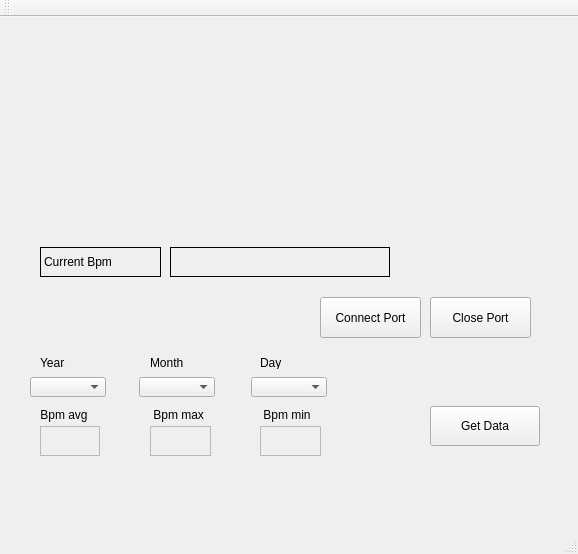
First picture: the form in mainwindow.ui, repository twowings1029/Real_pro, before the edit.
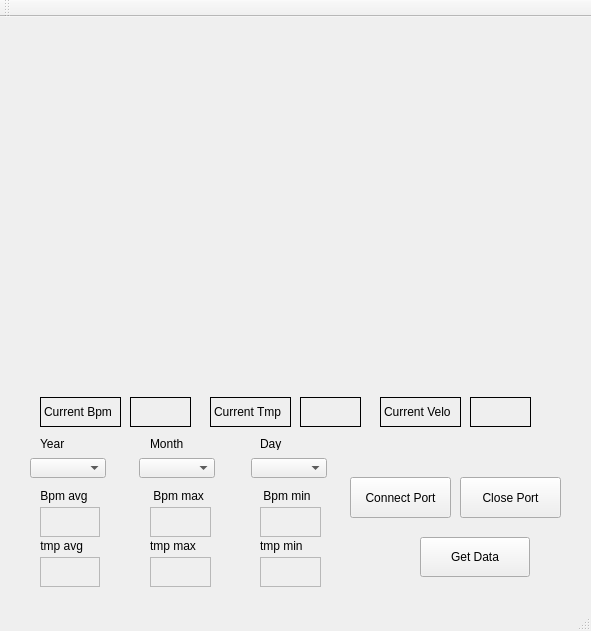
Second picture: the form after the edit. Custom widgets are drawn as their Qt base class.

The edit to the form file:
```diff
--- a/mainwindow.ui
+++ b/mainwindow.ui
@@ -6,8 +6,8 @@
    <rect>
     <x>0</x>
     <y>0</y>
-    <width>578</width>
-    <height>554</height>
+    <width>591</width>
+    <height>631</height>
    </rect>
   </property>
   <property name="windowTitle">
@@ -17,8 +17,8 @@
    <widget class="QPushButton" name="Connect_Port">
     <property name="geometry">
      <rect>
-      <x>320</x>
-      <y>280</y>
+      <x>350</x>
+      <y>460</y>
       <width>101</width>
       <height>41</height>
      </rect>
@@ -30,8 +30,8 @@
    <widget class="QPushButton" name="Close_port">
     <property name="geometry">
      <rect>
-      <x>430</x>
-      <y>280</y>
+      <x>460</x>
+      <y>460</y>
       <width>101</width>
       <height>41</height>
      </rect>
@@ -44,8 +44,8 @@
     <property name="geometry">
      <rect>
       <x>40</x>
-      <y>230</y>
-      <width>121</width>
+      <y>380</y>
+      <width>81</width>
       <height>30</height>
      </rect>
     </property>
@@ -59,9 +59,9 @@
    <widget class="QLabel" name="bpm_label">
     <property name="geometry">
      <rect>
-      <x>170</x>
-      <y>230</y>
-      <width>220</width>
+      <x>130</x>
+      <y>380</y>
+      <width>61</width>
       <height>30</height>
      </rect>
     </property>
@@ -75,8 +75,8 @@
    <widget class="QPushButton" name="pushButton">
     <property name="geometry">
      <rect>
-      <x>430</x>
-      <y>389</y>
+      <x>420</x>
+      <y>520</y>
       <width>110</width>
       <height>40</height>
      </rect>
@@ -89,7 +89,7 @@
     <property name="geometry">
      <rect>
       <x>30</x>
-      <y>360</y>
+      <y>441</y>
       <width>76</width>
       <height>20</height>
      </rect>
@@ -99,7 +99,7 @@
     <property name="geometry">
      <rect>
       <x>139</x>
-      <y>360</y>
+      <y>441</y>
       <width>76</width>
       <height>20</height>
      </rect>
@@ -109,7 +109,7 @@
     <property name="geometry">
      <rect>
       <x>251</x>
-      <y>360</y>
+      <y>441</y>
       <width>76</width>
       <height>20</height>
      </rect>
@@ -119,7 +119,7 @@
     <property name="geometry">
      <rect>
       <x>40</x>
-      <y>340</y>
+      <y>421</y>
       <width>56</width>
       <height>12</height>
      </rect>
@@ -132,7 +132,7 @@
     <property name="geometry">
      <rect>
       <x>150</x>
-      <y>340</y>
+      <y>421</y>
       <width>56</width>
       <height>12</height>
      </rect>
@@ -145,7 +145,7 @@
     <property name="geometry">
      <rect>
       <x>260</x>
-      <y>340</y>
+      <y>421</y>
       <width>56</width>
       <height>12</height>
      </rect>
@@ -158,7 +158,7 @@
     <property name="geometry">
      <rect>
       <x>37</x>
-      <y>390</y>
+      <y>471</y>
       <width>53</width>
       <height>16</height>
      </rect>
@@ -171,7 +171,7 @@
     <property name="geometry">
      <rect>
       <x>40</x>
-      <y>409</y>
+      <y>490</y>
       <width>60</width>
       <height>30</height>
      </rect>
@@ -187,7 +187,7 @@
     <property name="geometry">
      <rect>
       <x>150</x>
-      <y>390</y>
+      <y>471</y>
       <width>58</width>
       <height>16</height>
      </rect>
@@ -200,7 +200,7 @@
     <property name="geometry">
      <rect>
       <x>260</x>
-      <y>390</y>
+      <y>471</y>
       <width>54</width>
       <height>16</height>
      </rect>
@@ -213,7 +213,7 @@
     <property name="geometry">
      <rect>
       <x>150</x>
-      <y>409</y>
+      <y>490</y>
       <width>61</width>
       <height>30</height>
      </rect>
@@ -229,7 +229,7 @@
     <property name="geometry">
      <rect>
       <x>260</x>
-      <y>409</y>
+      <y>490</y>
       <width>61</width>
       <height>30</height>
      </rect>
@@ -245,12 +245,173 @@
     <property name="geometry">
      <rect>
       <x>40</x>
-      <y>20</y>
-      <width>471</width>
-      <height>181</height>
+      <y>10</y>
+      <width>490</width>
+      <height>180</height>
      </rect>
     </property>
    </widget>
+   <widget class="QLabel" name="tmp_label">
+    <property name="geometry">
+     <rect>
+      <x>300</x>
+      <y>380</y>
+      <width>61</width>
+      <height>30</height>
+     </rect>
+    </property>
+    <property name="frameShape">
+     <enum>QFrame::Box</enum>
+    </property>
+    <property name="text">
+     <string/>
+    </property>
+   </widget>
+   <widget class="QLabel" name="label_8">
+    <property name="geometry">
+     <rect>
+      <x>210</x>
+      <y>380</y>
+      <width>81</width>
+      <height>30</height>
+     </rect>
+    </property>
+    <property name="frameShape">
+     <enum>QFrame::Box</enum>
+    </property>
+    <property name="text">
+     <string>Current Tmp</string>
+    </property>
+   </widget>
+   <widget class="QLabel" name="velo_label">
+    <property name="geometry">
+     <rect>
+      <x>470</x>
+      <y>380</y>
+      <width>61</width>
+      <height>30</height>
+     </rect>
+    </property>
+    <property name="frameShape">
+     <enum>QFrame::Box</enum>
+    </property>
+    <property name="text">
+     <string/>
+    </property>
+   </widget>
+   <widget class="QLabel" name="label_9">
+    <property name="geometry">
+     <rect>
+      <x>380</x>
+      <y>380</y>
+      <width>81</width>
+      <height>30</height>
+     </rect>
+    </property>
+    <property name="frameShape">
+     <enum>QFrame::Box</enum>
+    </property>
+    <property name="text">
+     <string>Current Velo</string>
+    </property>
+   </widget>
+   <widget class="QCustomPlot" name="tmp_plot" native="true">
+    <property name="geometry">
+     <rect>
+      <x>40</x>
+      <y>190</y>
+      <width>490</width>
+      <height>180</height>
+     </rect>
+    </property>
+   </widget>
+   <widget class="QLabel" name="label_10">
+    <property name="geometry">
+     <rect>
+      <x>37</x>
+      <y>521</y>
+      <width>53</width>
+      <height>16</height>
+     </rect>
+    </property>
+    <property name="text">
+     <string> tmp avg</string>
+    </property>
+   </widget>
+   <widget class="QLabel" name="label_11">
+    <property name="geometry">
+     <rect>
+      <x>260</x>
+      <y>521</y>
+      <width>54</width>
+      <height>16</height>
+     </rect>
+    </property>
+    <property name="text">
+     <string>tmp min</string>
+    </property>
+   </widget>
+   <widget class="QLabel" name="tmp_max_label">
+    <property name="geometry">
+     <rect>
+      <x>150</x>
+      <y>540</y>
+      <width>61</width>
+      <height>30</height>
+     </rect>
+    </property>
+    <property name="frameShape">
+     <enum>QFrame::StyledPanel</enum>
+    </property>
+    <property name="text">
+     <string/>
+    </property>
+   </widget>
+   <widget class="QLabel" name="label_12">
+    <property name="geometry">
+     <rect>
+      <x>150</x>
+      <y>521</y>
+      <width>58</width>
+      <height>16</height>
+     </rect>
+    </property>
+    <property name="text">
+     <string>tmp max</string>
+    </property>
+   </widget>
+   <widget class="QLabel" name="tmp_min_label">
+    <property name="geometry">
+     <rect>
+      <x>260</x>
+      <y>540</y>
+      <width>61</width>
+      <height>30</height>
+     </rect>
+    </property>
+    <property name="frameShape">
+     <enum>QFrame::StyledPanel</enum>
+    </property>
+    <property name="text">
+     <string/>
+    </property>
+   </widget>
+   <widget class="QLabel" name="tmp_avg_label">
+    <property name="geometry">
+     <rect>
+      <x>40</x>
+      <y>540</y>
+      <width>60</width>
+      <height>30</height>
+     </rect>
+    </property>
+    <property name="frameShape">
+     <enum>QFrame::StyledPanel</enum>
+    </property>
+    <property name="text">
+     <string/>
+    </property>
+   </widget>
   </widget>
   <widget class="QMenuBar" name="menuBar">
    <property name="geometry">
```
Left out of the diff: 4 changed lines with no effect on the pictures.
